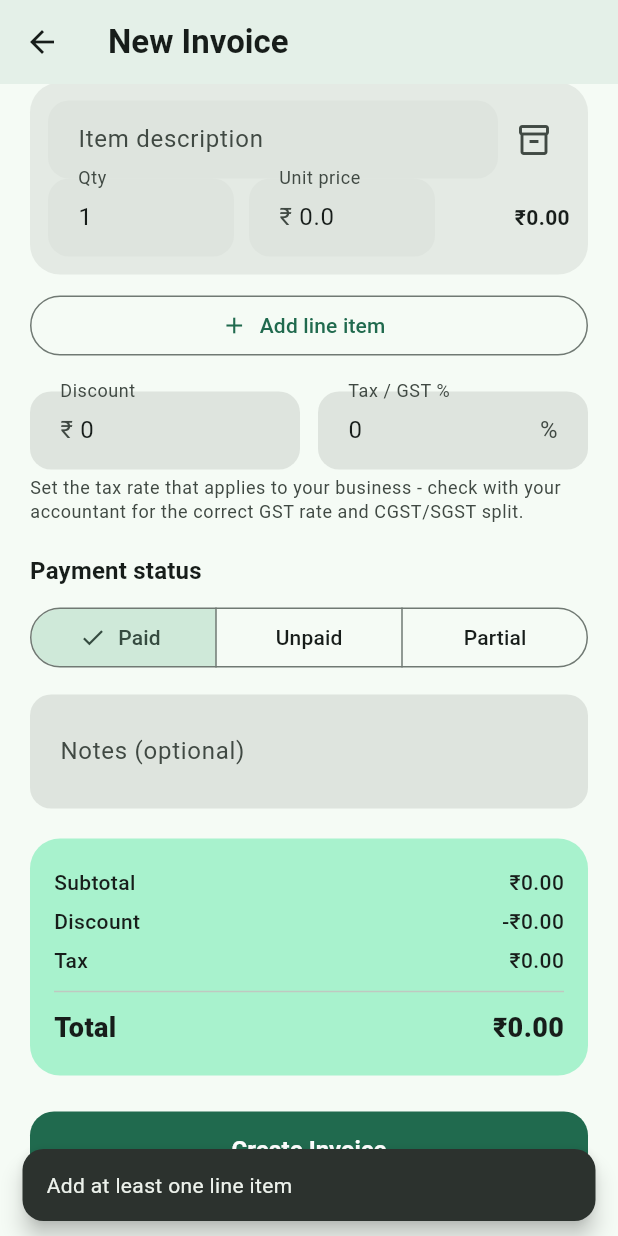
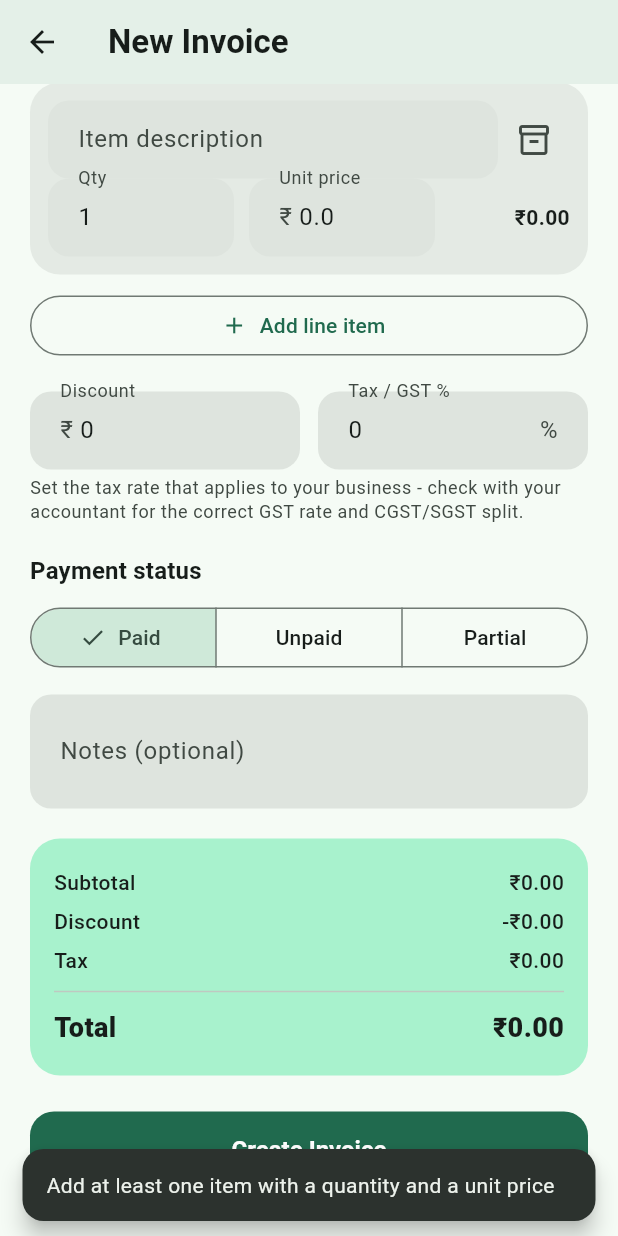
Before and after one commit to Arbaazkapz/businessos, a Flutter app: the CreateInvoiceScreen screen opened directly, scrolled down 145 dp, after a tap on "Create Invoice", on a phone screen of 412 x 824 dp. Run offline on Flutter 3.47's test engine with Material 3 defaults, Android fonts, the light colour scheme and no system bars; our stand-ins replace drift, file_picker, flutter_riverpod, flutter_secure_storage, local_auth, pdf and 3 more; missing offline and left inert: encrypt; accounts and stored records are empty; generated files the repository leaves out were written again.

Commit message:
Update create_invoice_screen.dart

```diff
--- a/lib/ui/screens/invoices/create_invoice_screen.dart
+++ b/lib/ui/screens/invoices/create_invoice_screen.dart
@@ -150,10 +150,10 @@ class _CreateInvoiceScreenState extends ConsumerState<CreateInvoiceScreen> {
   }
 
   Future<void> _save() async {
-    final validLines = _lines.where((l) => l.descriptionCtrl.text.trim().isNotEmpty && l.qty > 0).toList();
+    final validLines = _lines.where((l) => l.qty > 0 && l.unitPrice > 0).toList();
     if (validLines.isEmpty) {
-      ScaffoldMessenger.of(context)
-          .showSnackBar(const SnackBar(content: Text('Add at least one line item')));
+      ScaffoldMessenger.of(context).showSnackBar(const SnackBar(
+          content: Text('Add at least one item with a quantity and a unit price')));
       return;
     }
     if (_status != InvoiceStatus.paid && _customerId == null) {
@@ -168,11 +168,15 @@ class _CreateInvoiceScreenState extends ConsumerState<CreateInvoiceScreen> {
             customerId: _customerId,
             customerNameSnapshot: _customerName,
             lines: validLines
-                .map((l) => InvoiceLineInput(
-                      description: l.descriptionCtrl.text.trim(),
-                      qty: l.qty,
-                      unitPrice: l.unitPrice,
-                      productId: l.productId,
+                .asMap()
+                .entries
+                .map((entry) => InvoiceLineInput(
+                      description: entry.value.descriptionCtrl.text.trim().isEmpty
+                          ? 'Item ${entry.key + 1}'
+                          : entry.value.descriptionCtrl.text.trim(),
+                      qty: entry.value.qty,
+                      unitPrice: entry.value.unitPrice,
+                      productId: entry.value.productId,
                     ))
                 .toList(),
             discount: _discount,
@@ -189,7 +193,6 @@ class _CreateInvoiceScreenState extends ConsumerState<CreateInvoiceScreen> {
       if (mounted) setState(() => _saving = false);
     }
   }
-
   @override
   Widget build(BuildContext context) {
     return Scaffold(
```
